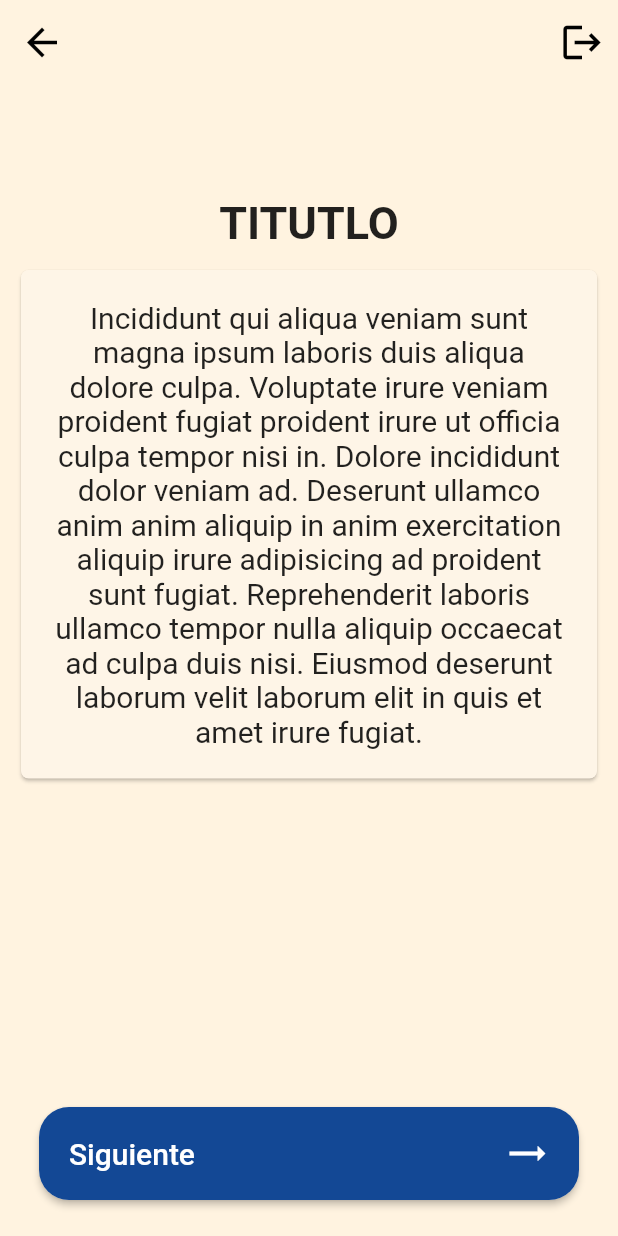
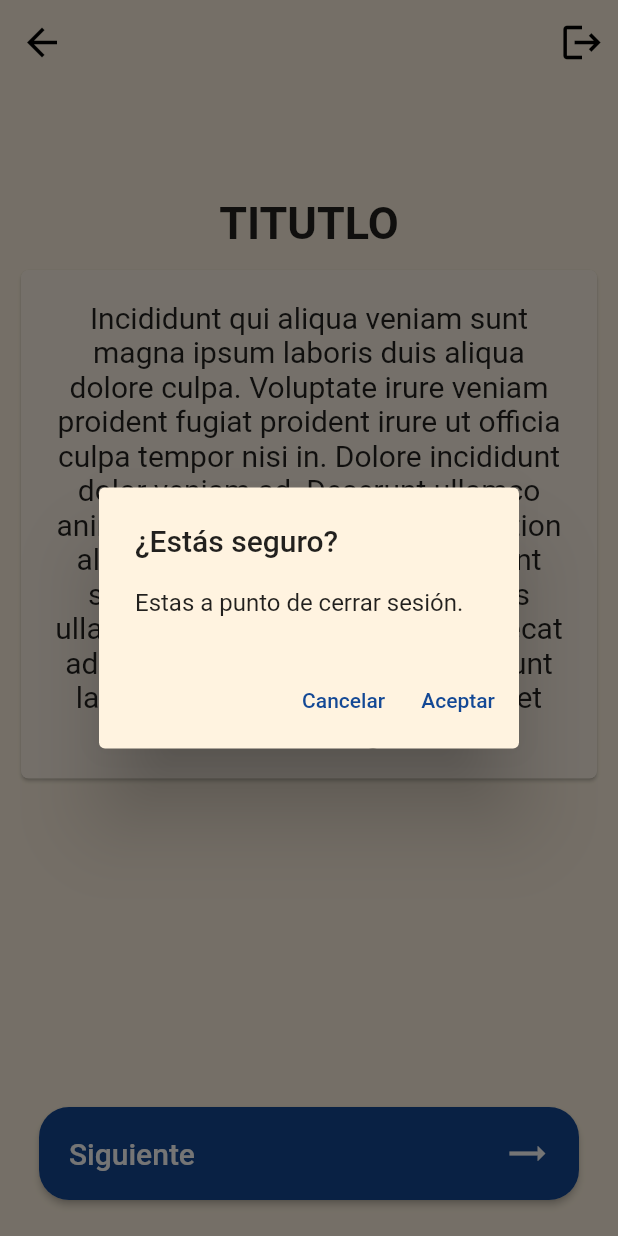
Before and after one commit to B3rert/fl_comunicacion, a Flutter app: the HomeView screen opened by its route, after a tap on the "logout" icon, on a phone screen of 412 x 824 dp. Run offline on Flutter 3.47's test engine with Material 2 defaults, Android fonts, the phone set to English and light mode, and no system bars; our stand-ins replace shared_preferences; accounts and stored records are empty.

Commit message:
btn close session

```diff
--- a/lib/view_models/home_view_model.dart
+++ b/lib/view_models/home_view_model.dart
@@ -1,3 +1,26 @@
+import 'package:fl_comunicacion/widgets/widgets.dart';
 import 'package:flutter/material.dart';
+import 'package:provider/provider.dart';
 
-class HomeViewModel extends ChangeNotifier {}
+import 'login_view_model.dart';
+
+class HomeViewModel extends ChangeNotifier {
+  logout(BuildContext context) {
+    final _loginVM = Provider.of<LoginViewModel>(context, listen: false);
+
+    showDialog(
+      context: context,
+      builder: (context) => AlertWidget(
+        title: "¿Estás seguro?",
+        description: "Estas a punto de cerrar sesión.",
+        onOk: () {
+          //Cerrar sesión, limpiar datos
+          Navigator.of(context).pop();
+          _loginVM.logout();
+          Navigator.pushReplacementNamed(context, 'login');
+        },
+        onCancel: () => Navigator.pop(context),
+      ),
+    );
+  }
+}
--- a/lib/views/home_view.dart
+++ b/lib/views/home_view.dart
@@ -1,12 +1,16 @@
 import 'package:fl_comunicacion/themes/app_theme.dart';
+import 'package:fl_comunicacion/view_models/home_view_model.dart';
 import 'package:fl_comunicacion/widgets/widgets.dart';
 import 'package:flutter/material.dart';
+import 'package:provider/provider.dart';
 
 class HomeView extends StatelessWidget {
   const HomeView({Key? key}) : super(key: key);
 
   @override
   Widget build(BuildContext context) {
+    final _vm = Provider.of<HomeViewModel>(context);
+
     return Scaffold(
       bottomNavigationBar: GestureDetector(
         onTap: () => Navigator.pushNamed(context, 'feed'),
@@ -46,7 +50,7 @@ class HomeView extends StatelessWidget {
       appBar: AppBar(
         actions: [
           IconButton(
-            onPressed: () {},
+            onPressed: () => _vm.logout(context),
             icon: const Icon(
               Icons.logout,
             ),
--- /dev/null
+++ b/lib/widgets/alert_widget.dart
@@ -0,0 +1,40 @@
+import 'package:fl_comunicacion/themes/app_theme.dart';
+import 'package:flutter/material.dart';
+
+class AlertWidget extends StatelessWidget {
+  const AlertWidget({
+    Key? key,
+    required this.title,
+    required this.description,
+    this.textOk,
+    this.textCancel,
+    required this.onOk,
+    required this.onCancel,
+  }) : super(key: key);
+
+  final String title;
+  final String description;
+  final String? textOk;
+  final String? textCancel;
+  final Function onOk;
+  final Function onCancel;
+
+  @override
+  Widget build(BuildContext context) {
+    return AlertDialog(
+      backgroundColor: AppTheme.backroundColor,
+      title: Text(title),
+      content: Text(description),
+      actions: [
+        TextButton(
+          child: Text(textCancel ?? "Cancelar"),
+          onPressed: () => onCancel(),
+        ),
+        TextButton(
+          child: Text(textOk ?? "Aceptar"),
+          onPressed: () => onOk(),
+        ),
+      ],
+    );
+  }
+}
--- a/lib/widgets/widgets.dart
+++ b/lib/widgets/widgets.dart
@@ -2,3 +2,4 @@ export 'package:fl_comunicacion/widgets/alert_info_widget.dart';
 export 'package:fl_comunicacion/widgets/load_widget.dart';
 export 'package:fl_comunicacion/widgets/card_widget.dart';
 export 'package:fl_comunicacion/widgets/input_widget.dart';
+export 'package:fl_comunicacion/widgets/alert_widget.dart';
```
